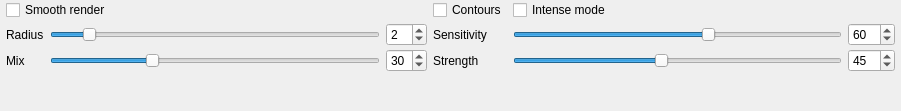
open-scan-crew/OpenScanTools, file src/gui/forms/toolbar_renderenhancegroup.ui: the form before one commit.
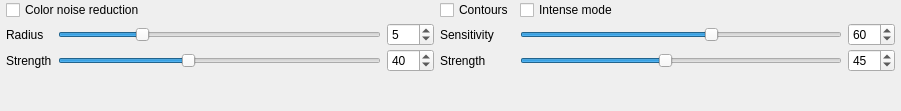
The form after the commit.

Commit message:
Replaced edge aware blur by edge aware on colors (#668)
* Replace edge-aware blur with color noise reduction pass (#663)

* Tune color noise reduction quality/perf for pass 2 (#664)

* Updated translationsApply requested UI/default tweaks for color-noise settings (#665)
Reorder Cartoon RGB in UI combo list

What changed in the file:
```diff
--- a/src/gui/forms/toolbar_renderenhancegroup.ui
+++ b/src/gui/forms/toolbar_renderenhancegroup.ui
@@ -62,7 +62,7 @@
       <string>This function adds a slight blur that can help soften the rendering. It is best to keep the values fairly low. </string>
      </property>
      <property name="text">
-      <string>Smooth render</string>
+      <string>Color noise reduction</string>
      </property>
     </widget>
    </item>
@@ -147,7 +147,7 @@
       <number>20</number>
      </property>
      <property name="value">
-      <number>2</number>
+      <number>5</number>
      </property>
      <property name="orientation">
       <enum>Qt::Horizontal</enum>
@@ -179,14 +179,14 @@
       <number>20</number>
      </property>
      <property name="value">
-      <number>2</number>
+      <number>5</number>
      </property>
     </widget>
    </item>
    <item row="2" column="0">
     <widget class="QLabel" name="label_mix">
      <property name="text">
-      <string>Mix</string>
+      <string>Strength</string>
      </property>
     </widget>
    </item>
@@ -198,8 +198,11 @@
        <height>0</height>
       </size>
      </property>
+     <property name="maximum">
+      <number>100</number>
+     </property>
      <property name="value">
-      <number>30</number>
+      <number>40</number>
      </property>
      <property name="orientation">
       <enum>Qt::Horizontal</enum>
@@ -208,8 +211,11 @@
    </item>
    <item row="2" column="2">
     <widget class="QSpinBox" name="spinBox_edgeAwareBlend">
+     <property name="maximum">
+      <number>100</number>
+     </property>
      <property name="value">
-      <number>30</number>
+      <number>40</number>
      </property>
     </widget>
    </item>
```
Left out of the diff: 6 changed lines with no effect on the pictures. The commit also changes 27 other files.
